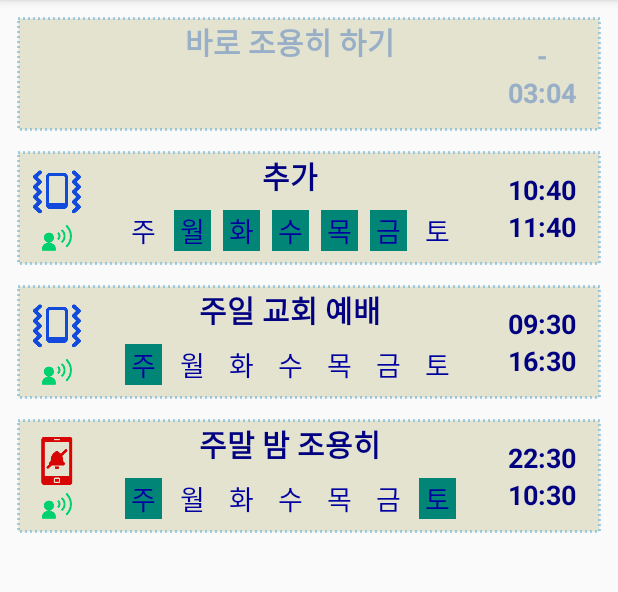
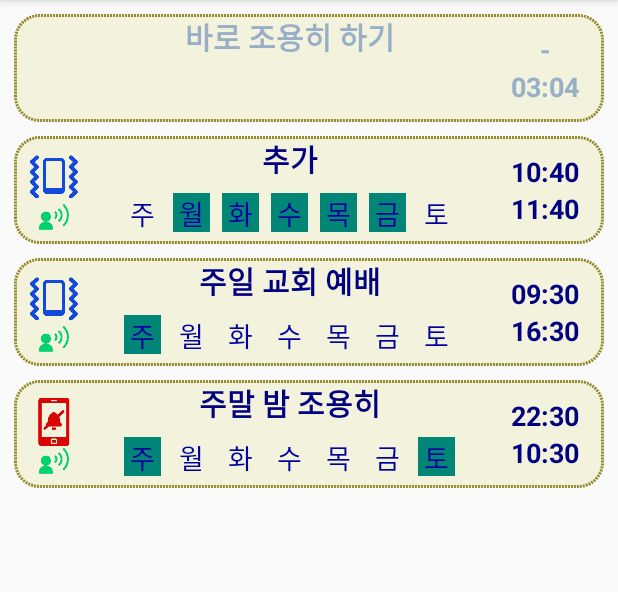
Before and after one commit to riopapa/AutoQuiet, an Android app: the screen it shows after launch (MainActivity), on a phone screen of 412 x 824 dp, the part 84-676 px from its top. Run offline under Robolectric (Android 15) with nearby library versions, the phone set to English and light mode, and no system bars.

Commit message:
Apply item drag & drop, swipe

```diff
--- a/app/src/main/java/com/urrecliner/letmequiet/MyItemTouchHelper.java
+++ b/app/src/main/java/com/urrecliner/letmequiet/MyItemTouchHelper.java
@@ -2,6 +2,7 @@ package com.urrecliner.letmequiet;
 
 import androidx.recyclerview.widget.ItemTouchHelper;
 import androidx.recyclerview.widget.RecyclerView;
+
 import static com.urrecliner.letmequiet.Vars.mContext;
 
 public class MyItemTouchHelper extends ItemTouchHelper.Callback {
@@ -27,6 +28,7 @@ public class MyItemTouchHelper extends ItemTouchHelper.Callback {
     public void clearView(RecyclerView recyclerView, RecyclerView.ViewHolder viewHolder) {
         super.clearView(recyclerView, viewHolder);
         viewHolder.itemView.setBackgroundColor(mContext.getColor(R.color.colorBackground));
+        viewHolder.itemView.setBackground(mContext.getDrawable(R.drawable.list_border));
     }
 
     @Override
--- a/app/src/main/java/com/urrecliner/letmequiet/RecycleViewAdapter.java
+++ b/app/src/main/java/com/urrecliner/letmequiet/RecycleViewAdapter.java
@@ -8,6 +8,7 @@ import android.view.View;
 import android.view.ViewGroup;
 import android.widget.ImageView;
 import android.widget.TextView;
+import android.widget.Toast;
 
 import androidx.annotation.NonNull;
 import androidx.recyclerview.widget.ItemTouchHelper;
@@ -36,6 +37,96 @@ public class RecycleViewAdapter extends RecyclerView.Adapter<RecycleViewAdapter.
     public ViewHolder onCreateViewHolder(@NonNull ViewGroup parent, int viewType) {
         View view = LayoutInflater.from(parent.getContext()).inflate(R.layout.reminder_info, parent, false);
         return new ViewHolder(view);
+    }
+
+    public class ViewHolder extends RecyclerView.ViewHolder implements View.OnTouchListener,
+            GestureDetector.OnGestureListener
+    {
+
+        View viewLine;
+        ImageView lvVibrate, lvSpeak;
+        TextView rmdSubject, ltWeek0, ltWeek1, ltWeek2, ltWeek3, ltWeek4, ltWeek5, ltWeek6,
+                tvStartTime, tvFinishTime;
+        GestureDetector mGestureDetector;
+
+        public ViewHolder(View itemView) {
+            super(itemView);
+            this.viewLine = itemView.findViewById(R.id.one_reminder);
+            this.lvVibrate = itemView.findViewById(R.id.lv_vibrate);
+            this.lvSpeak = itemView.findViewById(R.id.lv_speak);
+            this.rmdSubject = itemView.findViewById(R.id.rmdSubject);
+            this.ltWeek0 = itemView.findViewById(R.id.lt_week0);
+            this.ltWeek1 = itemView.findViewById(R.id.lt_week1);
+            this.ltWeek2 = itemView.findViewById(R.id.lt_week2);
+            this.ltWeek3 = itemView.findViewById(R.id.lt_week3);
+            this.ltWeek4 = itemView.findViewById(R.id.lt_week4);
+            this.ltWeek5 = itemView.findViewById(R.id.lt_week5);
+            this.ltWeek6 = itemView.findViewById(R.id.lt_week6);
+            this.tvStartTime = itemView.findViewById(R.id.rmdStartTime);
+            this.tvFinishTime = itemView.findViewById(R.id.rmdFinishTime);
+            this.viewLine.setOnClickListener(v -> {
+                qIdx = getAdapterPosition();
+                quietTask = quietTasks.get(qIdx);
+                Intent intent;
+                if (qIdx != 0) {
+                    addNewQuiet = false;
+                    intent = new Intent(mContext, AddUpdateActivity.class);
+                } else {
+                    intent = new Intent(mContext, OneTimeActivity.class);
+                }
+                intent.addFlags(Intent.FLAG_ACTIVITY_NEW_TASK);
+                mContext.startActivity(intent);
+            });
+            mGestureDetector = new GestureDetector(itemView.getContext(), this);
+            itemView.setOnTouchListener(this);
+        }
+
+
+        @Override
+        public boolean onTouch(View v, MotionEvent event) {
+            mGestureDetector.onTouchEvent(event);
+            return true;
+        }
+
+        @Override
+        public boolean onDown(MotionEvent e) {
+            return false;
+        }
+
+        @Override
+        public void onShowPress(MotionEvent e) { }
+
+        @Override
+        public boolean onSingleTapUp(MotionEvent e) {
+            qIdx = getAdapterPosition();
+            quietTask = quietTasks.get(qIdx);
+            Intent intent;
+            if (qIdx != 0) {
+                addNewQuiet = false;
+                intent = new Intent(mContext, AddUpdateActivity.class);
+            } else {
+                intent = new Intent(mContext, OneTimeActivity.class);
+            }
+            intent.addFlags(Intent.FLAG_ACTIVITY_NEW_TASK);
+            mContext.startActivity(intent);
+
+            return true;
+        }
+
+        @Override
+        public boolean onScroll(MotionEvent e1, MotionEvent e2, float distanceX, float distanceY) {
+            return true;
+        }
+
+        @Override
+        public void onLongPress(MotionEvent e) {
+            mTouchHelper.startDrag(this);
+        }
+
+        @Override
+        public boolean onFling(MotionEvent e1, MotionEvent e2, float velocityX, float velocityY) {
+            return false;
+        }
     }
 
     @Override
@@ -87,9 +178,6 @@ public class RecycleViewAdapter extends RecyclerView.Adapter<RecycleViewAdapter.
             holder.tvFinishTime.setText(txt);
         }
         holder.tvFinishTime.setTextColor((active) ? colorOn:colorOff);
-        holder.tvIdx.setText(""+position);
-//        int diff = position * 6;
-//        holder.viewLine.setBackgroundColor(ContextCompat.getColor(mContext, R.color.line_item_back) - diff - diff*256 - diff*256*256);
     }
 
     @Override
@@ -105,6 +193,8 @@ public class RecycleViewAdapter extends RecyclerView.Adapter<RecycleViewAdapter.
             quietTasks.add(toPosition, quietTask);
             notifyItemMoved(fromPosition, toPosition);
             utils.saveSharedPrefTables();
+        } else {
+            Toast.makeText(mContext,"바로 조용히 하기는 맨 위에 있어야... ",Toast.LENGTH_LONG).show();
         }
     }
 
@@ -114,108 +204,13 @@ public class RecycleViewAdapter extends RecyclerView.Adapter<RecycleViewAdapter.
             quietTasks.remove(position);
             notifyItemRemoved(position);
             utils.saveSharedPrefTables();
+        } else {
+            Toast.makeText(mContext,"바로 조용히 하기는 삭제 불가능 ... ",Toast.LENGTH_LONG).show();
+            notifyItemChanged(0);
         }
     }
 
     public void setTouchHelper(ItemTouchHelper touchHelper){
         this.mTouchHelper = touchHelper;
     }
-
-    public class ViewHolder extends RecyclerView.ViewHolder implements
-            View.OnTouchListener,
-            GestureDetector.OnGestureListener
-    {
-
-        View viewLine;
-        ImageView lvVibrate, lvSpeak;
-        TextView rmdSubject, ltWeek0, ltWeek1, ltWeek2, ltWeek3, ltWeek4, ltWeek5, ltWeek6,
-                tvStartTime, tvFinishTime, tvIdx;
-        GestureDetector mGestureDetector;
-
-        public ViewHolder(View itemView) {
-            super(itemView);
-            this.viewLine = itemView.findViewById(R.id.one_reminder);
-            this.lvVibrate = itemView.findViewById(R.id.lv_vibrate);
-            this.lvSpeak = itemView.findViewById(R.id.lv_speak);
-            this.tvIdx = itemView.findViewById(R.id.idx);
-            this.rmdSubject = itemView.findViewById(R.id.rmdSubject);
-            this.ltWeek0 = itemView.findViewById(R.id.lt_week0);
-            this.ltWeek1 = itemView.findViewById(R.id.lt_week1);
-            this.ltWeek2 = itemView.findViewById(R.id.lt_week2);
-            this.ltWeek3 = itemView.findViewById(R.id.lt_week3);
-            this.ltWeek4 = itemView.findViewById(R.id.lt_week4);
-            this.ltWeek5 = itemView.findViewById(R.id.lt_week5);
-            this.ltWeek6 = itemView.findViewById(R.id.lt_week6);
-            this.tvStartTime = itemView.findViewById(R.id.rmdStartTime);
-            this.tvFinishTime = itemView.findViewById(R.id.rmdFinishTime);
-            this.viewLine.setOnClickListener(new View.OnClickListener() {
-                @Override
-                public void onClick(View v) {
-                    String idx = tvIdx.getText().toString();
-                    qIdx = Integer.parseInt(idx);
-                    quietTask = quietTasks.get(qIdx);
-                    Intent intent;
-                    if (qIdx != 0) {
-                        addNewQuiet = false;
-                        intent = new Intent(mContext, AddUpdateActivity.class);
-                    } else {
-                        intent = new Intent(mContext, OneTimeActivity.class);
-                    }
-                    intent.addFlags(Intent.FLAG_ACTIVITY_NEW_TASK);
-                    mContext.startActivity(intent);
-                }
-            });
-            mGestureDetector = new GestureDetector(itemView.getContext(), this);
-            itemView.setOnTouchListener(this);
-        }
-
-
-        @Override
-        public boolean onTouch(View v, MotionEvent event) {
-            mGestureDetector.onTouchEvent(event);
-            return true;
-        }
-
-        @Override
-        public boolean onDown(MotionEvent e) {
-            return false;
-        }
-
-        @Override
-        public void onShowPress(MotionEvent e) { }
-
-        @Override
-        public boolean onSingleTapUp(MotionEvent e) {
-            utils.log("onSingleTapUp","onSingleTapUp");
-            String idx = tvIdx.getText().toString();
-            qIdx = Integer.parseInt(idx);
-            quietTask = quietTasks.get(qIdx);
-            Intent intent;
-            if (qIdx != 0) {
-                addNewQuiet = false;
-                intent = new Intent(mContext, AddUpdateActivity.class);
-            } else {
-                intent = new Intent(mContext, OneTimeActivity.class);
-            }
-            intent.addFlags(Intent.FLAG_ACTIVITY_NEW_TASK);
-            mContext.startActivity(intent);
-
-            return true;
-        }
-
-        @Override
-        public boolean onScroll(MotionEvent e1, MotionEvent e2, float distanceX, float distanceY) {
-            return true;
-        }
-
-        @Override
-        public void onLongPress(MotionEvent e) {
-            mTouchHelper.startDrag(this);
-        }
-
-        @Override
-        public boolean onFling(MotionEvent e1, MotionEvent e2, float velocityX, float velocityY) {
-            return false;
-        }
-    }
 }
--- a/app/src/main/res/drawable/list_border.xml
+++ b/app/src/main/res/drawable/list_border.xml
@@ -2,11 +2,10 @@
 
 <shape xmlns:android="http://schemas.android.com/apk/res/android" android:shape="rectangle">
         <stroke
-            android:dashGap="4px"
-            android:dashWidth="1px"
+            android:dashGap="1px"
+            android:dashWidth="2px"
             android:width="2dp"
-            android:color="#4fa5d5" />
-        <solid
-                android:color="@color/colorBackground" />
+            android:color="#938828" />
+        <corners android:radius="16dp" />
+        <solid android:color="@color/colorBackground" />
 </shape>
-<!--<stroke android:width="2dp" android:color="#4fa5d5"/>-->
--- a/app/src/main/res/layout/reminder_info.xml
+++ b/app/src/main/res/layout/reminder_info.xml
@@ -4,7 +4,7 @@
     android:layout_height="wrap_content"
     android:background="@drawable/list_border"
     android:id="@+id/one_reminder"
-    android:layout_margin="2dp"
+    android:layout_margin="0dp"
     android:orientation="horizontal">
 
     <LinearLayout
@@ -24,13 +24,6 @@
             android:layout_gravity="center"
             android:src="@mipmap/phone_vibrate_blue"
             android:contentDescription="@string/blank" />
-        <TextView
-            android:id="@+id/idx"
-            android:layout_margin="0dp"
-            android:textColor="#00000000"
-            android:layout_width="match_parent"
-            android:layout_height="4dp"
-            />
         <ImageView
             android:id="@+id/lv_speak"
             android:layout_marginTop="0dp"
--- a/app/src/main/res/values/colors.xml
+++ b/app/src/main/res/values/colors.xml
@@ -7,7 +7,7 @@
     <color name="white">#ffffff</color>
     <color name="notification_back">#3DCFCCCC</color>
 
-    <color name="colorBackground">#E3E3CF</color>
+    <color name="colorBackground">#F3F3DD</color>
     <color name="colorInactiveBack">#808080</color>
     <color name="colorOn">#000080</color>
     <color name="colorOnBack">#008577</color>
```
